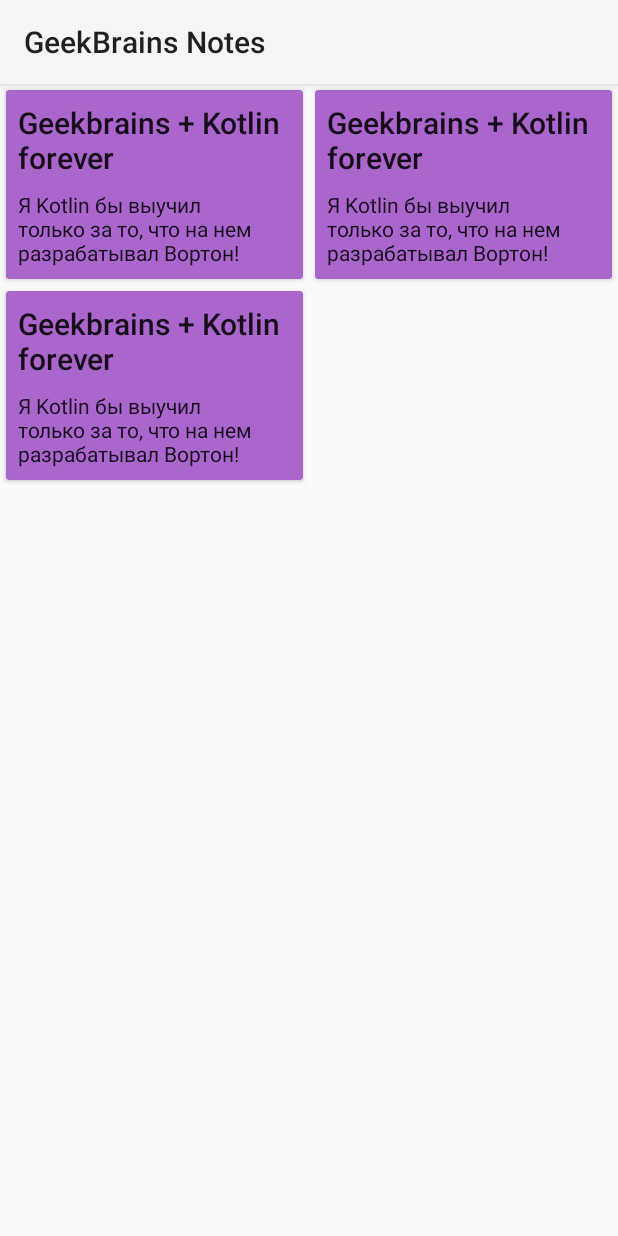
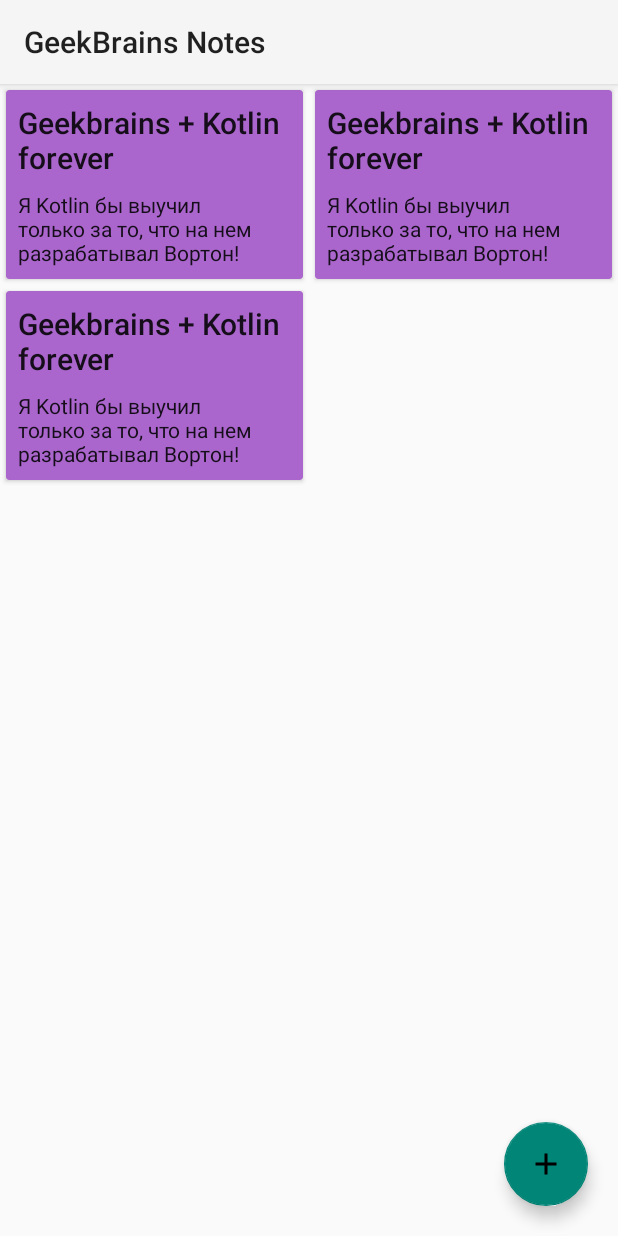
Before and after one commit to 3yebMB/k0t1in, an Android app: the layout activity_main.xml on its own in the app's theme, with its tools: preview values and no code run, on a phone screen of 412 x 824 dp. Run offline under Robolectric (Android 15) with nearby library versions, the phone set to English and light mode, and no system bars.

```diff
--- /dev/null
+++ b/app/src/main/java/dev/m13d/k0t1in/extensions/Constants.kt
@@ -0,0 +1,3 @@
+package dev.m13d.k0t1in.extensions
+
+const val DATE_TIME_FORMAT = "dd.MMM.yy HH:mm"
--- /dev/null
+++ b/app/src/main/res/drawable/ic_add_black_24dp.xml
@@ -0,0 +1,9 @@
+<vector xmlns:android="http://schemas.android.com/apk/res/android"
+        android:width="24dp"
+        android:height="24dp"
+        android:viewportWidth="24.0"
+        android:viewportHeight="24.0">
+    <path
+        android:fillColor="#FF000000"
+        android:pathData="M19,13h-6v6h-2v-6H5v-2h6V5h2v6h6v2z"/>
+</vector>
--- a/app/src/main/res/layout/activity_main.xml
+++ b/app/src/main/res/layout/activity_main.xml
@@ -1,11 +1,24 @@
 <?xml version="1.0" encoding="utf-8"?>
-<androidx.coordinatorlayout.widget.CoordinatorLayout xmlns:android="http://schemas.android.com/apk/res/android"
+<androidx.coordinatorlayout.widget.CoordinatorLayout
+    xmlns:android="http://schemas.android.com/apk/res/android"
     xmlns:tools="http://schemas.android.com/tools"
     xmlns:app="http://schemas.android.com/apk/res-auto"
     android:fitsSystemWindows="true"
     android:layout_width="match_parent"
     android:layout_height="match_parent"
     tools:context=".ui.main.MainActivity">
+
+    <com.google.android.material.floatingactionbutton.FloatingActionButton
+        android:id="@+id/fab"
+        android:layout_height="wrap_content"
+        android:layout_width="wrap_content"
+        app:fabSize="normal"
+        android:layout_marginEnd="@dimen/padding_default"
+        android:layout_marginBottom="@dimen/padding_default"
+        app:layout_anchorGravity="bottom|end"
+        android:src="@drawable/ic_add_black_24dp"
+        app:layout_anchor="@id/mainRecycler"
+        app:layout_behavior=".ui.common.FABBehavior"/>
 
     <com.google.android.material.appbar.AppBarLayout
         android:id="@+id/appbar"
--- a/app/src/main/res/values/dimens.xml
+++ b/app/src/main/res/values/dimens.xml
@@ -4,4 +4,5 @@
     <dimen name="margin_for_TextView">8dp</dimen>
     <dimen name="marginTop_editText">16dp</dimen>
     <dimen name="padding_linearLayout">16dp</dimen>
+    <dimen name="padding_default">20dp</dimen>
 </resources>
--- a/app/src/main/res/values/strings.xml
+++ b/app/src/main/res/values/strings.xml
@@ -4,4 +4,5 @@
     <string name="text1">Я Kotlin бы выучил только за то, что на нем разрабатывал Вортон!</string>
     <string name="text2">Geekbrains + Kotlin forever</string>
     <string name="notes_text">Текст заметки</string>
+    <string name="new_note_title">New note title</string>
 </resources>
```
Also changed, not shown: app/src/main/java/dev/m13d/k0t1in/ui/common/FABBehavior.kt (added, +42 -0 lines), app/src/main/java/dev/m13d/k0t1in/ui/main/MainAdapter.kt (+24 -11 lines), app/src/main/java/dev/m13d/k0t1in/viewmodel/note/NoteViewModel.kt (added, +19 -0 lines).
